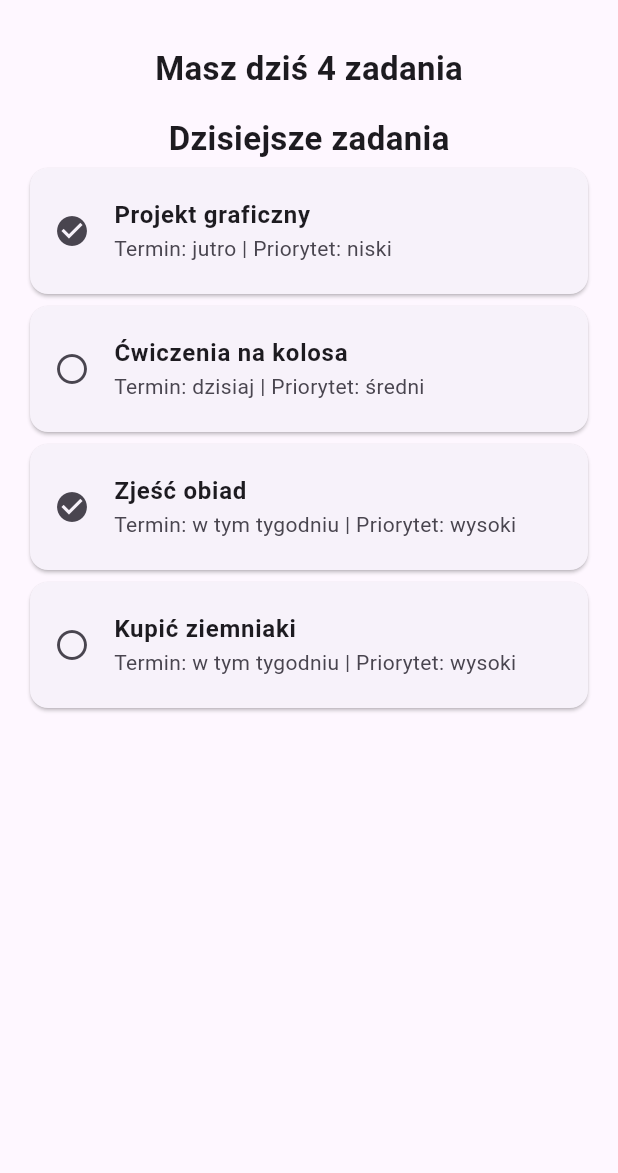
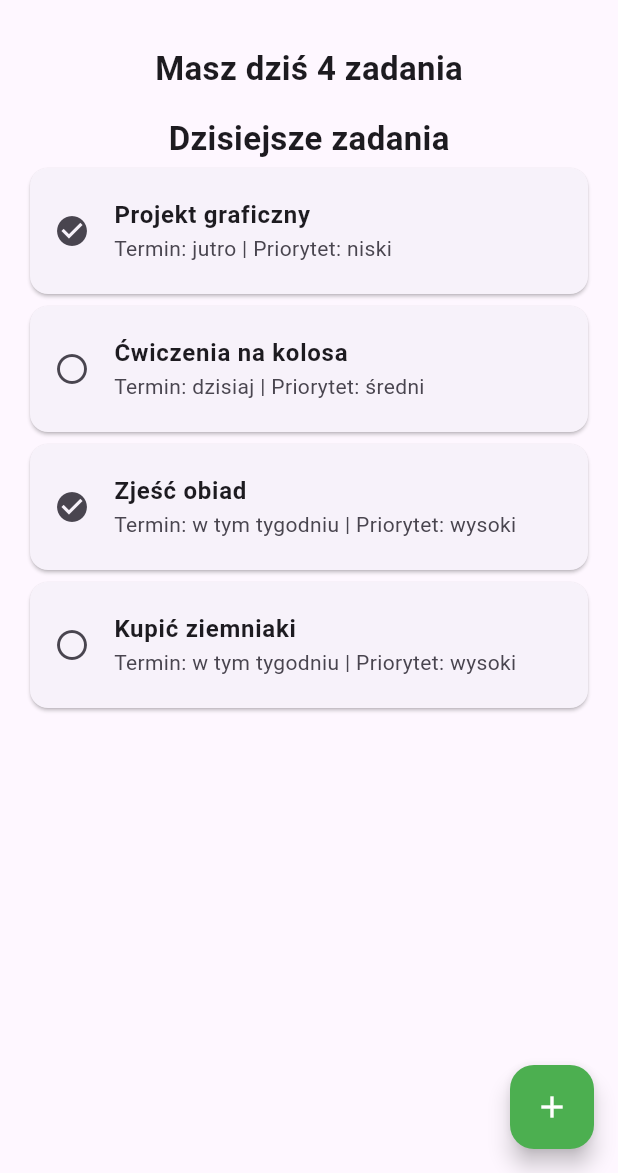
Before and after one commit to DariuszCeglinski/KrakFlow, a Flutter app: the screen it shows after launch, on a phone screen of 412 x 824 dp, the part 63-1236 px from its top. Run offline on Flutter 3.47's test engine with Material 3 defaults, Android fonts, the phone set to English and light mode, and no system bars.

Commit message:
lab 5 - krakflow navigation and add task screen

```diff
--- a/lib/main.dart
+++ b/lib/main.dart
@@ -1,23 +1,33 @@
 import 'package:flutter/material.dart';
+import 'task_repository.dart';
 
 void main() {
   runApp( MyApp());
 }
 
 class MyApp extends StatelessWidget {
-  MyApp({super.key});
-
-  List<Task> tasks = [
-    Task(title: "Projekt graficzny", deadline: "jutro", priority: "niski", done: true),
-    Task(title: "Ćwiczenia na kolosa", deadline: "dzisiaj", priority: "średni", done: false),
-    Task(title: "Zjeść obiad", deadline: "w tym tygodniu", priority: "wysoki", done: true),
-    Task(title: "Kupić ziemniaki", deadline: "w tym tygodniu", priority: "wysoki", done: false),
-  ];
+  const MyApp({super.key});
 
   @override
   Widget build(BuildContext context) {
     return MaterialApp(
-      home: Scaffold(
+      home: HomeScreen(),
+    );
+  }
+}
+
+class HomeScreen extends StatefulWidget {
+  const HomeScreen({super.key});
+
+  @override
+  State<StatefulWidget> createState() => _HomeScreenState();
+}
+
+class _HomeScreenState extends State<HomeScreen> {
+
+  @override
+  Widget build(BuildContext context) {
+    return Scaffold(
       appBar: AppBar(
         title: Text("KrakFlow"),
       ),
@@ -28,7 +38,7 @@
           mainAxisAlignment: MainAxisAlignment.start,
           children: [
             Text(
-                      "Masz dziś ${tasks.length} zadania",
+                "Masz dziś ${TaskRepository.tasks.length} zadania",
                 style: TextStyle(
                   fontSize: 22,
                   fontWeight: FontWeight.bold,
@@ -43,31 +53,109 @@
                 )
             ),
             Expanded(child: ListView.builder(
-                    itemCount: tasks.length,
+              itemCount: TaskRepository.tasks.length,
               itemBuilder: (context, index) {
                 return TaskCard(
-                          title: tasks[index].title,
-                          subtitle: tasks[index].deadline,
-                          icon: tasks[index].done ? Icons.check_circle : Icons.radio_button_unchecked,
-                          priority: tasks[index].priority,
+                  title: TaskRepository.tasks[index].title,
+                  subtitle: TaskRepository.tasks[index].deadline,
+                  icon: TaskRepository.tasks[index].done
+                      ? Icons.check_circle
+                      : Icons.radio_button_unchecked,
+                  priority: TaskRepository.tasks[index].priority,
                 );
               },
             ))
           ],
         ),
-            )
+      ),
+      floatingActionButton: FloatingActionButton(
+        onPressed: () async {
+          final Task? newTask = await Navigator.push(
+            context,
+            PageRouteBuilder(
+              pageBuilder: (context, animation, secondaryAnimation) => AddTaskScreen(),
+              transitionsBuilder: (context, animation, secondaryAnimation, child) {
+                return FadeTransition(
+                  opacity: animation,
+                  child: child,
+                );
+              }
+            ),
+          );
+
+          if (newTask != null) {
+            setState(() {
+              TaskRepository.tasks.add(newTask);
+            });
+          }
+
+        },
+        backgroundColor: Colors.green,
+        foregroundColor: Colors.white,
+        child: Icon(Icons.add),
       ),
     );
   }
 }
 
-class Task {
-  final String title;
-  final String deadline;
-  final String priority;
-  final bool done;
+class AddTaskScreen extends StatelessWidget {
+  AddTaskScreen({super.key});
 
-  Task({required this.title, required this.deadline, required this.priority, required this.done});
+  final TextEditingController titleController = TextEditingController();
+  final TextEditingController deadlineController = TextEditingController();
+  final TextEditingController priorityController = TextEditingController();
+
+  @override
+  Widget build(BuildContext context) {
+    return Scaffold(
+      appBar: AppBar(
+        title: Text("Nowe zadanie"),
+      ),
+      body: Padding(
+        padding: EdgeInsets.all(16),
+        child: Column(
+          crossAxisAlignment: CrossAxisAlignment.start,
+          children: [
+            TextField(
+              controller: titleController,
+              decoration: InputDecoration(
+                labelText: "Tytuł zadania",
+                border: OutlineInputBorder(),
+              ),
+            ),
+            TextField(
+              controller: deadlineController,
+              decoration: InputDecoration(
+                labelText: "Deadline zadania",
+                border: OutlineInputBorder(),
+              ),
+            ),
+            TextField(
+              controller: priorityController,
+              decoration: InputDecoration(
+                labelText: "Priorytet zadania",
+                border: OutlineInputBorder(),
+              ),
+            ),
+            Center(
+              child: ElevatedButton(
+                onPressed: () {
+                  final newTask = Task(
+                    title: titleController.text,
+                    deadline: deadlineController.text,
+                    priority: priorityController.text,
+                    done: false,
+                  );
+                  Navigator.pop(context, newTask);
+                },
+                child: Text("Zapisz"),
+              ),
+            )
+          ],
+        ),
+      )
+    );
+  }
 }
 
 class TaskCard extends StatelessWidget {
--- /dev/null
+++ b/lib/task_repository.dart
@@ -0,0 +1,30 @@
+
+class Task {
+  final String title;
+  final String deadline;
+  final String priority;
+  final bool done;
+
+  Task({required this.title, required this.deadline, required this.priority, required this.done});
+}
+
+class TaskRepository {
+  static List<Task> tasks = [
+    Task(title: "Projekt graficzny",
+        deadline: "jutro",
+        priority: "niski",
+        done: true),
+    Task(title: "Ćwiczenia na kolosa",
+        deadline: "dzisiaj",
+        priority: "średni",
+        done: false),
+    Task(title: "Zjeść obiad",
+        deadline: "w tym tygodniu",
+        priority: "wysoki",
+        done: true),
+    Task(title: "Kupić ziemniaki",
+        deadline: "w tym tygodniu",
+        priority: "wysoki",
+        done: false),
+  ];
+}
```
Lines whose indentation alone changed are shown as unchanged.
